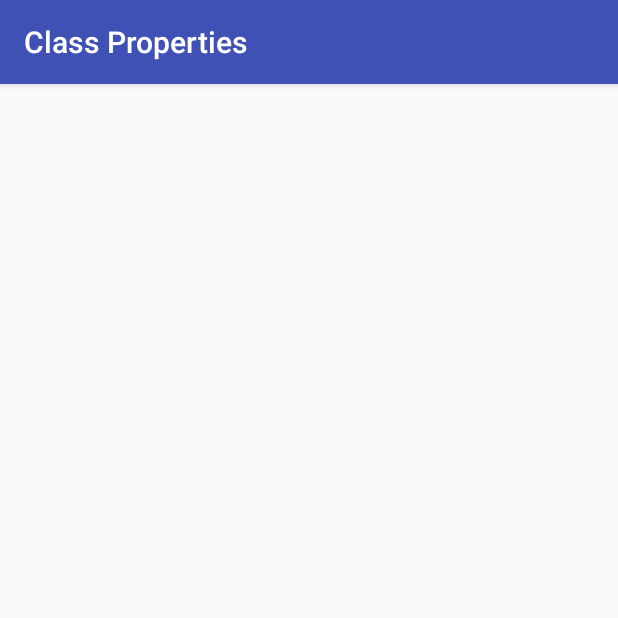
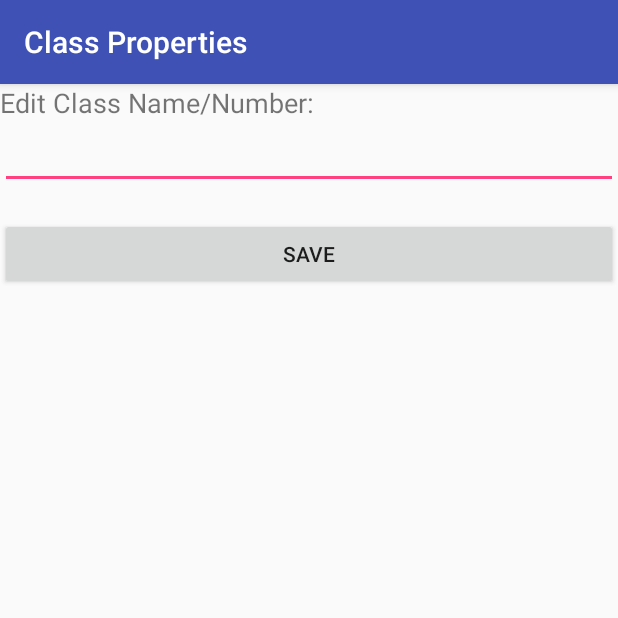
Before and after one commit to eyee19/yee_assignment3, an Android app: the classProperties screen opened directly, with no data from a screen before it, on a phone screen of 412 x 824 dp, the top half of it. Run offline under Robolectric (Android 15) with nearby library versions, the phone set to English and light mode, and no system bars.

```diff
--- a/app/src/main/java/com/example/everett/yee_assignment3/classProperties.java
+++ b/app/src/main/java/com/example/everett/yee_assignment3/classProperties.java
@@ -1,13 +1,63 @@
 package com.example.everett.yee_assignment3;
 
+import android.app.Activity;
+import android.content.Intent;
 import android.support.v7.app.AppCompatActivity;
 import android.os.Bundle;
+import android.util.Log;
+import android.view.View;
+import android.widget.Button;
+import android.widget.EditText;
+import android.widget.TextView;
+import android.widget.Toast;
+
+import java.awt.font.TextAttribute;
 
 public class classProperties extends AppCompatActivity {
+
+    EditText tv;
+    TextView classIndex;
+    Button saveClass;
+    String oldName;
+    int index;
 
     @Override
     protected void onCreate(Bundle savedInstanceState) {
         super.onCreate(savedInstanceState);
         setContentView(R.layout.activity_class_properties);
+
+        tv = (EditText) findViewById(R.id.editClass);
+        classIndex = (TextView) findViewById(R.id.classIndex);
+        saveClass = (Button) findViewById(R.id.saveClass);
+
+        Bundle bundle = getIntent().getExtras();
+        if(bundle != null) {
+            tv.setText(bundle.getString("className"));
+            classIndex.setText(bundle.getString("index"));
+            oldName = tv.getText().toString();
+        }
+
+        saveClass.setOnClickListener(new View.OnClickListener() {
+            @Override
+            public void onClick(View v) {
+                if (tv.getText().toString().trim().length() <= 0) {
+                    Toast.makeText(classProperties.this, "Class Name Empty", Toast.LENGTH_LONG).show();
+                }
+                else {
+                    Intent toHome = new Intent();
+                    String newName = tv.getText().toString();
+                    String returnedIndex = classIndex.getText().toString();
+
+                    Log.d("classProperties", "RETURNED INDEX: " + returnedIndex);
+
+                    toHome.putExtra("newName", newName);
+                    toHome.putExtra("oldName", oldName);
+                    toHome.putExtra("indexReturn", returnedIndex);
+
+                    setResult(Activity.RESULT_OK, toHome);
+                    finish();
+                }
+            }
+        });
     }
 }
--- a/app/src/main/res/layout/activity_class_properties.xml
+++ b/app/src/main/res/layout/activity_class_properties.xml
@@ -1,10 +1,37 @@
 <?xml version="1.0" encoding="utf-8"?>
-<android.support.constraint.ConstraintLayout xmlns:android="http://schemas.android.com/apk/res/android"
+<RelativeLayout xmlns:android="http://schemas.android.com/apk/res/android"
     xmlns:app="http://schemas.android.com/apk/res-auto"
     xmlns:tools="http://schemas.android.com/tools"
     android:layout_width="match_parent"
     android:layout_height="match_parent"
     tools:context=".classProperties">
 
+    <TextView
+        android:layout_width="match_parent"
+        android:layout_height="wrap_content"
+        android:id="@+id/title"
+        android:text="@string/editClassProperties"
+        android:textSize="8pt"
+        android:layout_alignParentTop="true"/>
 
-</android.support.constraint.ConstraintLayout>
+    <EditText
+        android:layout_width="match_parent"
+        android:layout_height="wrap_content"
+        android:layout_below="@+id/title"
+        android:id="@+id/editClass"/>
+
+    <TextView
+        android:layout_width="match_parent"
+        android:layout_height="wrap_content"
+        android:id="@+id/classIndex"
+        android:layout_below="@+id/editClass"/>
+
+    <Button
+        android:layout_width="match_parent"
+        android:layout_height="wrap_content"
+        android:layout_below="@+id/classIndex"
+        android:id="@+id/saveClass"
+        android:text="@string/save"/>
+
+
+</RelativeLayout>
--- a/app/src/main/res/values/strings.xml
+++ b/app/src/main/res/values/strings.xml
@@ -11,4 +11,5 @@
     <string name="lastName">Last Name</string>
     <string name="saveStudent">Save Student</string>
     <string name="studentID">Student ID</string>
+    <string name="editClassProperties">Edit Class Name/Number:</string>
 </resources>
```
Also changed, not shown: app/src/main/java/com/example/everett/yee_assignment3/MainActivity.java (+29 -0 lines), app/src/main/res/layout/activity_add_student.xml (+5 -6 lines).
